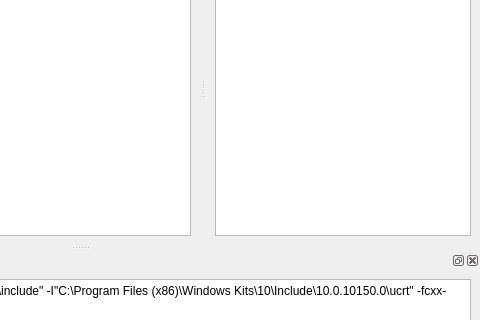
CAST-projects/Clang-ast-viewer, file MainWindow.ui: the form before one commit; both pictures show x 320 to 800 and y 98 to 418 of the 800 by 600 pixel window.
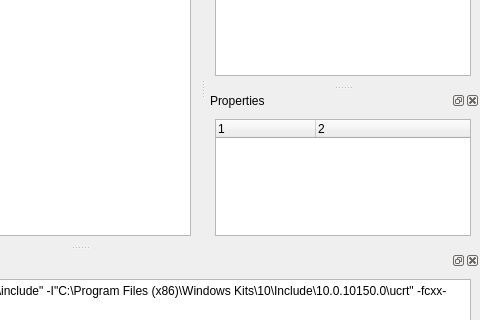
The form after the commit.

Commit message: Add display of node properties Display specific properties for literals Display specific properties for DeclRefExpr

```diff
--- a/MainWindow.ui
+++ b/MainWindow.ui
@@ -101,6 +101,35 @@
     </layout>
    </widget>
   </widget>
+  <widget class="QDockWidget" name="dockWidget_2">
+   <property name="windowTitle">
+    <string>Properties</string>
+   </property>
+   <attribute name="dockWidgetArea">
+    <number>2</number>
+   </attribute>
+   <widget class="QWidget" name="dockWidgetContents_3">
+    <layout class="QGridLayout" name="gridLayout_4">
+     <item row="0" column="0">
+      <widget class="QTreeWidget" name="nodeProperties">
+       <property name="columnCount">
+        <number>2</number>
+       </property>
+       <column>
+        <property name="text">
+         <string notr="true">1</string>
+        </property>
+       </column>
+       <column>
+        <property name="text">
+         <string notr="true">2</string>
+        </property>
+       </column>
+      </widget>
+     </item>
+    </layout>
+   </widget>
+  </widget>
   <action name="actionRefresh">
    <property name="text">
     <string>Refresh</string>
```
The commit also changes 7 other files.
